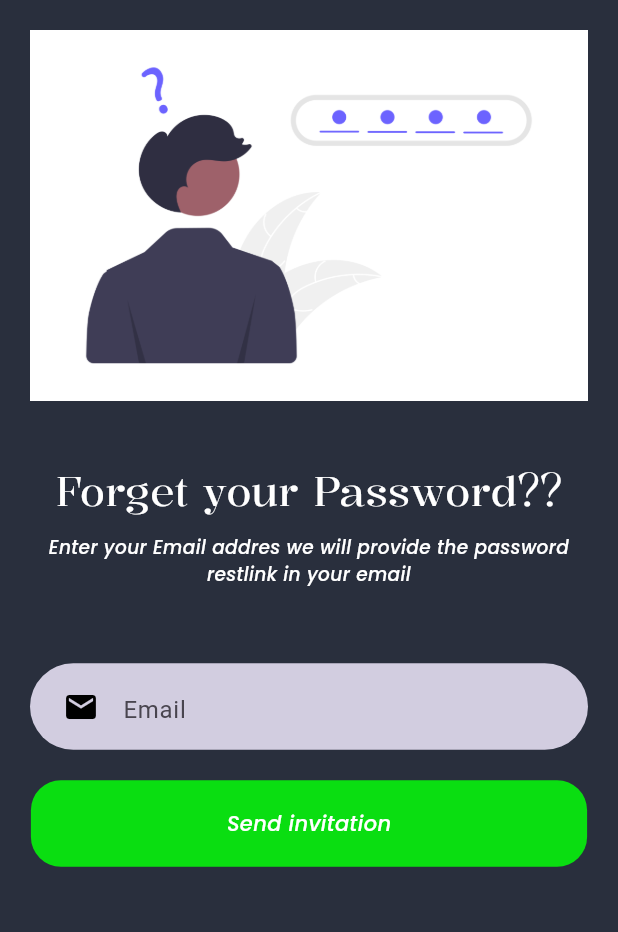
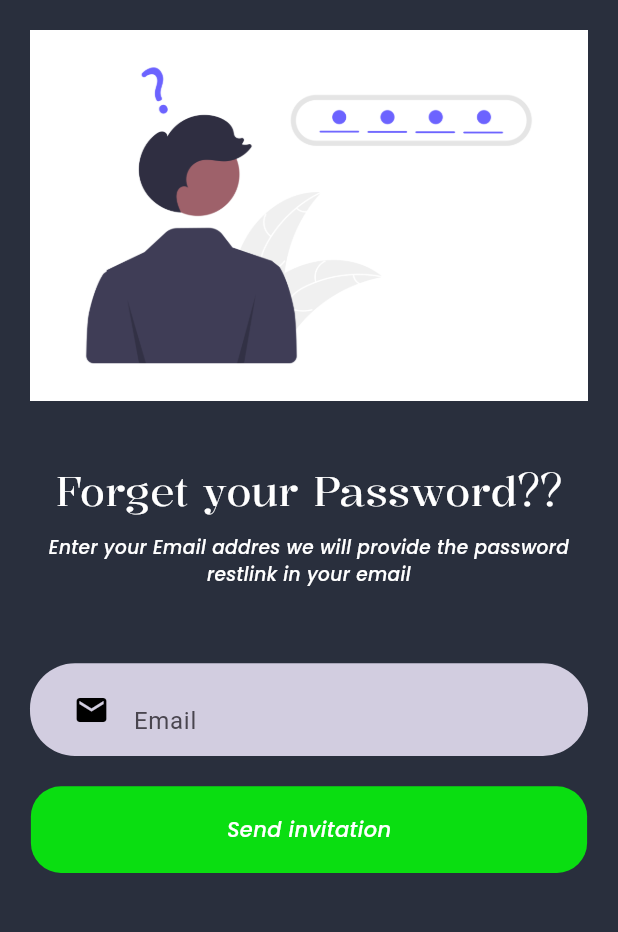
Before and after one commit to AsimSharma/gameappui, a Flutter app: the ForgetPassworScreen screen opened by its route, on a phone screen of 412 x 824 dp, the part 42-974 px from its top. Run offline on Flutter 3.47's test engine with Material 3 defaults, Android fonts, the phone set to English and light mode, and no system bars; our stand-ins replace font_awesome_flutter; project files that could hold a hidden picture were left out.

Commit message:
perefix icons sized ok

```diff
--- a/lib/widgets/custome_inputs.dart
+++ b/lib/widgets/custome_inputs.dart
@@ -31,8 +31,8 @@ class _CustomeInputsState extends State<CustomeInputs> {
   @override
   Widget build(BuildContext context) {
     return Container(
-      height: 0.070.h(context),
-      padding: const EdgeInsets.all(10),
+      height: 0.075.h(context),
+      padding: const EdgeInsets.all(17),
       decoration: BoxDecoration(
         borderRadius: BorderRadius.circular(30),
         color: inputcolor,
@@ -44,15 +44,21 @@ class _CustomeInputsState extends State<CustomeInputs> {
         controller: widget.textEditingController,
         keyboardType: widget.textinputTypes,
         decoration: InputDecoration(
+            contentPadding: const EdgeInsets.symmetric(vertical: 0.0),
             focusColor: inputcolor,
             hoverColor: inputcolor,
             fillColor: inputcolor,
-            prefixIcon: FaIcon(
+            prefixIcon: Padding(
+              padding: const EdgeInsets.all(0.0),
+              child: FaIcon(
                 widget.icons,
                 color: Colors.black,
               ),
+            ),
             suffixIcon: widget.credentials
-                ? IconButton(
+                ? Padding(
+                    padding: const EdgeInsets.all(0.0),
+                    child: IconButton(
                       icon: obscureTextbool == widget.credentials
                           ? const FaIcon(FontAwesomeIcons.eye)
                           : const FaIcon(FontAwesomeIcons.eyeSlash),
@@ -61,6 +67,7 @@ class _CustomeInputsState extends State<CustomeInputs> {
                           obscureTextbool = !obscureTextbool;
                         });
                       },
+                    ),
                   )
                 : null,
             hintText: widget.hintText,
```
Lines whose indentation alone changed are shown as unchanged.
